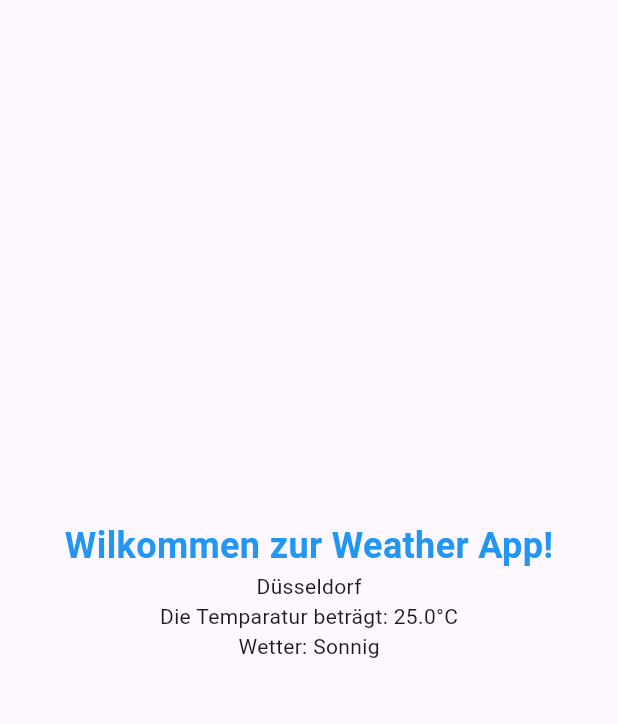
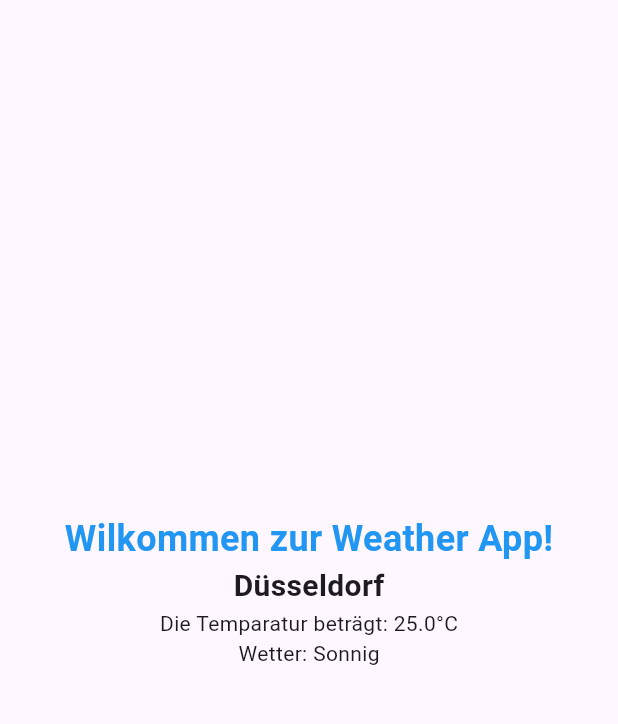
Before and after one commit to Serveronline73/weather_app_prosheet, a Flutter app: the screen it shows after launch, on a phone screen of 412 x 824 dp, the part 69-793 px from its top. Run offline on Flutter 3.47's test engine with Material 3 defaults, Android fonts, the phone set to English and light mode, and no system bars.

Commit message:
End Data

```diff
--- a/lib/class_weather_app.dart
+++ b/lib/class_weather_app.dart
@@ -37,7 +37,10 @@ class WeatherApp extends StatelessWidget {
                   fontSize: 24,
                   fontWeight: FontWeight.bold),
             ),
-            Text(city.city),
+            Text(
+              city.city,
+              style: const TextStyle(fontSize: 20, fontWeight: FontWeight.bold),
+            ),
             Text("Die Temparatur beträgt: ${city.temperature}°C"),
             Text("Wetter: ${city.weatherCondition}"),
           ],
```
